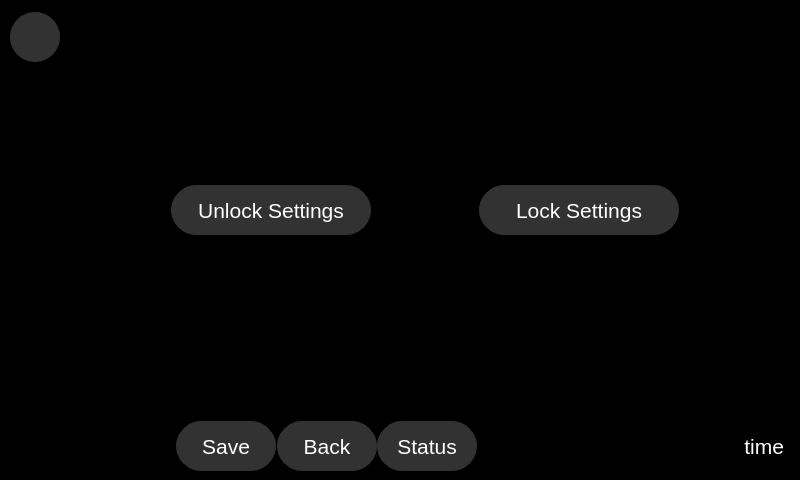
Above: qt_design/main_window.ui from zyl120/Naloxone_Safety_Kit before the change. Below: the same form after it.
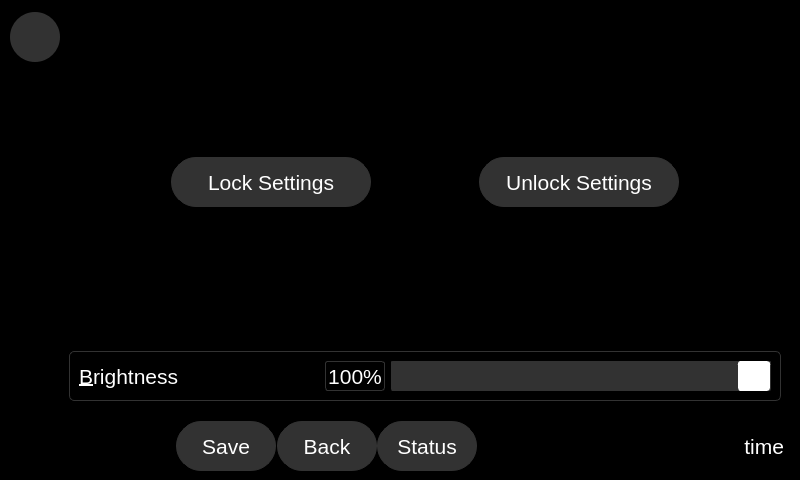
That is the form after the change. The open tabs and pages were chosen to show the change. Icons and pictures are not drawn.

Commit message: add brightness control

```diff
--- a/qt_design/main_window.ui
+++ b/qt_design/main_window.ui
@@ -1061,83 +1061,263 @@
            <attribute name="title">
             <string/>
            </attribute>
-           <layout class="QHBoxLayout" name="horizontalLayout_27">
+           <layout class="QVBoxLayout" name="verticalLayout_49">
             <item>
-             <widget class="QPushButton" name="unlockSettingsPushButton">
-              <property name="minimumSize">
-               <size>
-                <width>200</width>
-                <height>50</height>
-               </size>
+             <spacer name="verticalSpacer_17">
+              <property name="orientation">
+               <enum>Qt::Vertical</enum>
               </property>
-              <property name="maximumSize">
+              <property name="sizeHint" stdset="0">
                <size>
-                <width>200</width>
-                <height>50</height>
+                <width>20</width>
+                <height>40</height>
                </size>
               </property>
-              <property name="font">
-               <font>
-                <pointsize>16</pointsize>
-                <bold>false</bold>
-               </font>
-              </property>
-              <property name="styleSheet">
-               <string notr="true">color: white; background-color: rgb(50,50,50); border-radius:25px;border-color: rgb(50,50,50);border-width: 1px;border-style: solid;
+             </spacer>
+            </item>
+            <item>
+             <layout class="QHBoxLayout" name="horizontalLayout_7">
+              <item>
+               <widget class="QPushButton" name="lockSettingsPushButton">
+                <property name="sizePolicy">
+                 <sizepolicy hsizetype="Fixed" vsizetype="Fixed">
+                  <horstretch>0</horstretch>
+                  <verstretch>0</verstretch>
+                 </sizepolicy>
+                </property>
+                <property name="minimumSize">
+                 <size>
+                  <width>200</width>
+                  <height>50</height>
+                 </size>
+                </property>
+                <property name="maximumSize">
+                 <size>
+                  <width>200</width>
+                  <height>50</height>
+                 </size>
+                </property>
+                <property name="font">
+                 <font>
+                  <pointsize>16</pointsize>
+                  <bold>false</bold>
+                 </font>
+                </property>
+                <property name="styleSheet">
+                 <string notr="true">color: white; background-color: rgb(50,50,50); border-radius:25px;border-color: rgb(50,50,50);border-width: 1px;border-style: solid;
 </string>
+                </property>
+                <property name="text">
+                 <string>Lock Settings</string>
+                </property>
+                <property name="icon">
+                 <iconset>
+                  <normaloff>../main/res/lock.png</normaloff>../main/res/lock.png</iconset>
+                </property>
+                <property name="iconSize">
+                 <size>
+                  <width>32</width>
+                  <height>32</height>
+                 </size>
+                </property>
+               </widget>
+              </item>
+              <item>
+               <widget class="QPushButton" name="unlockSettingsPushButton">
+                <property name="sizePolicy">
+                 <sizepolicy hsizetype="Fixed" vsizetype="Fixed">
+                  <horstretch>0</horstretch>
+                  <verstretch>0</verstretch>
+                 </sizepolicy>
+                </property>
+                <property name="minimumSize">
+                 <size>
+                  <width>200</width>
+                  <height>50</height>
+                 </size>
+                </property>
+                <property name="maximumSize">
+                 <size>
+                  <width>200</width>
+                  <height>50</height>
+                 </size>
+                </property>
+                <property name="font">
+                 <font>
+                  <pointsize>16</pointsize>
+                  <bold>false</bold>
+                 </font>
+                </property>
+                <property name="styleSheet">
+                 <string notr="true">color: white; background-color: rgb(50,50,50); border-radius:25px;border-color: rgb(50,50,50);border-width: 1px;border-style: solid;
+</string>
+                </property>
+                <property name="text">
+                 <string>Unlock Settings</string>
+                </property>
+                <property name="icon">
+                 <iconset>
+                  <normaloff>../main/res/unlock.png</normaloff>../main/res/unlock.png</iconset>
+                </property>
+                <property name="iconSize">
+                 <size>
+                  <width>32</width>
+                  <height>32</height>
+                 </size>
+                </property>
+               </widget>
+              </item>
+             </layout>
+            </item>
+            <item>
+             <spacer name="verticalSpacer_16">
+              <property name="orientation">
+               <enum>Qt::Vertical</enum>
               </property>
-              <property name="text">
-               <string>Unlock Settings</string>
-              </property>
-              <property name="icon">
-               <iconset>
-                <normaloff>../main/res/unlock.png</normaloff>../main/res/unlock.png</iconset>
-              </property>
-              <property name="iconSize">
+              <property name="sizeHint" stdset="0">
                <size>
-                <width>32</width>
-                <height>32</height>
+                <width>20</width>
+                <height>40</height>
                </size>
               </property>
-             </widget>
+             </spacer>
             </item>
             <item>
-             <widget class="QPushButton" name="lockSettingsPushButton">
-              <property name="minimumSize">
-               <size>
-                <width>200</width>
-                <height>50</height>
-               </size>
+             <widget class="QFrame" name="frame_2">
+              <property name="sizePolicy">
+               <sizepolicy hsizetype="Preferred" vsizetype="Maximum">
+                <horstretch>0</horstretch>
+                <verstretch>0</verstretch>
+               </sizepolicy>
               </property>
-              <property name="maximumSize">
-               <size>
-                <width>200</width>
-                <height>50</height>
-               </size>
-              </property>
-              <property name="font">
-               <font>
-                <pointsize>16</pointsize>
-                <bold>false</bold>
-               </font>
-              </property>
               <property name="styleSheet">
-               <string notr="true">color: white; background-color: rgb(50,50,50); border-radius:25px;border-color: rgb(50,50,50);border-width: 1px;border-style: solid;
-</string>
+               <string notr="true">.QFrame{border-radius: 5px;border-color:rgb(50,50,50);border-width: 1px;border-style: solid;}</string>
               </property>
-              <property name="text">
-               <string>Lock Settings</string>
+              <property name="frameShape">
+               <enum>QFrame::StyledPanel</enum>
               </property>
-              <property name="icon">
-               <iconset>
-                <normaloff>../main/res/lock.png</normaloff>../main/res/lock.png</iconset>
+              <property name="frameShadow">
+               <enum>QFrame::Raised</enum>
               </property>
-              <property name="iconSize">
-               <size>
-                <width>32</width>
-                <height>32</height>
-               </size>
-              </property>
+              <layout class="QVBoxLayout" name="verticalLayout_50">
+               <item>
+                <layout class="QHBoxLayout" name="horizontalLayout_13">
+                 <item>
+                  <widget class="QLabel" name="label_3">
+                   <property name="font">
+                    <font>
+                     <pointsize>16</pointsize>
+                    </font>
+                   </property>
+                   <property name="styleSheet">
+                    <string notr="true">color:white</string>
+                   </property>
+                   <property name="text">
+                    <string>&amp;Brightness</string>
+                   </property>
+                   <property name="buddy">
+                    <cstring>brightness_slider</cstring>
+                   </property>
+                  </widget>
+                 </item>
+                 <item>
+                  <widget class="QLabel" name="brightness_label">
+                   <property name="sizePolicy">
+                    <sizepolicy hsizetype="Fixed" vsizetype="Fixed">
+                     <horstretch>0</horstretch>
+                     <verstretch>0</verstretch>
+                    </sizepolicy>
+                   </property>
+                   <property name="minimumSize">
+                    <size>
+                     <width>60</width>
+                     <height>30</height>
+                    </size>
+                   </property>
+                   <property name="maximumSize">
+                    <size>
+                     <width>60</width>
+                     <height>30</height>
+                    </size>
+                   </property>
+                   <property name="font">
+                    <font>
+                     <pointsize>16</pointsize>
+                    </font>
+                   </property>
+                   <property name="styleSheet">
+                    <string notr="true">color: white; border-radius:3px;border-color: rgb(50,50,50);border-width: 1px;border-style: solid;</string>
+                   </property>
+                   <property name="text">
+                    <string>100%</string>
+                   </property>
+                   <property name="alignment">
+                    <set>Qt::AlignCenter</set>
+                   </property>
+                  </widget>
+                 </item>
+                 <item>
+                  <widget class="QSlider" name="brightness_slider">
+                   <property name="sizePolicy">
+                    <sizepolicy hsizetype="Fixed" vsizetype="Fixed">
+                     <horstretch>0</horstretch>
+                     <verstretch>0</verstretch>
+                    </sizepolicy>
+                   </property>
+                   <property name="minimumSize">
+                    <size>
+                     <width>380</width>
+                     <height>30</height>
+                    </size>
+                   </property>
+                   <property name="maximumSize">
+                    <size>
+                     <width>380</width>
+                     <height>30</height>
+                    </size>
+                   </property>
+                   <property name="styleSheet">
+                    <string notr="true">QSlider::groove:horizontal {
+    border: 1px solid rgb(50,50,50);
+    border-radius: 3px;
+    height: 30px; /* the groove expands to the size of the slider by default. by giving it a height, it has a fixed size */
+    background: rgb(50,50,50);
+    margin: 2px 0;
+}
+
+QSlider::handle:horizontal {
+    background-color:white;
+    border: 1px solid white;
+    width: 30px;
+    border-radius: 3px;
+}</string>
+                   </property>
+                   <property name="minimum">
+                    <number>10</number>
+                   </property>
+                   <property name="maximum">
+                    <number>100</number>
+                   </property>
+                   <property name="singleStep">
+                    <number>10</number>
+                   </property>
+                   <property name="value">
+                    <number>100</number>
+                   </property>
+                   <property name="orientation">
+                    <enum>Qt::Horizontal</enum>
+                   </property>
+                   <property name="tickPosition">
+                    <enum>QSlider::NoTicks</enum>
+                   </property>
+                   <property name="tickInterval">
+                    <number>0</number>
+                   </property>
+                  </widget>
+                 </item>
+                </layout>
+               </item>
+              </layout>
              </widget>
             </item>
            </layout>
```
Left out of the diff: 29 changed lines with no effect on the pictures. The commit also changes 4 other files.
